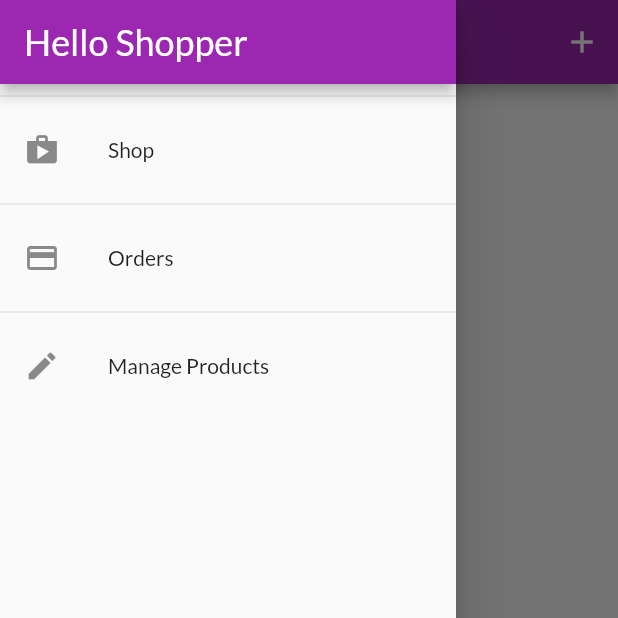
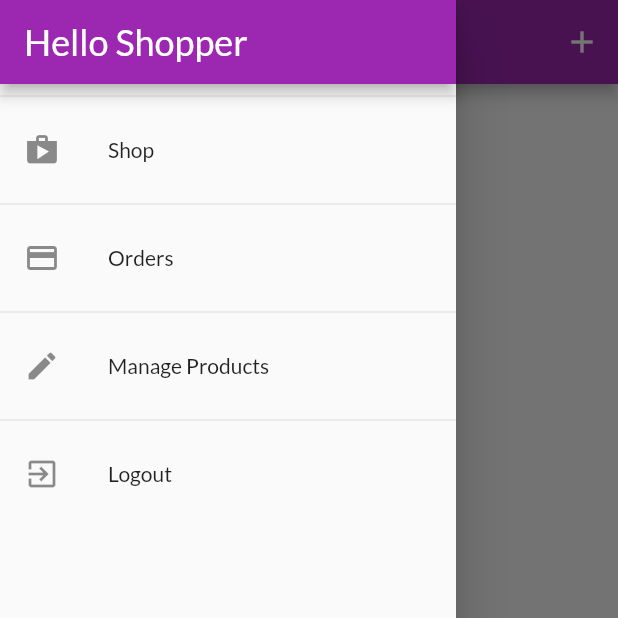
Before and after one commit to bryt3r/myshop, a Flutter app: the UserProductsScreen screen opened directly, with the side drawer open, on a phone screen of 412 x 824 dp, the top half of it. Run offline on Flutter 3.47's test engine with Material 2 defaults, Android fonts, the phone set to English and light mode, and no system bars; our stand-ins replace shared_preferences; accounts and stored records are empty; network calls fail.

Commit message:
autologout, autologin

```diff
--- a/lib/providers/orders.dart
+++ b/lib/providers/orders.dart
@@ -14,10 +14,14 @@ class OrderItem {
       {required this.id,
       required this.amount,
       required this.products,
-      required this.dateTime});
+      required this.dateTime,});
 }
 
 class Orders with ChangeNotifier {
+  String authToken;
+
+  final String userId;
+  Orders(this.authToken, this.userId,this._orders);
   List<OrderItem> _orders = [];
 
   List<OrderItem> get orders {
@@ -26,7 +30,7 @@ class Orders with ChangeNotifier {
 
   Future<void> addOrder(List<CartItem> cartProducts, double total) async {
     final url = Uri.parse(
-        'https://bryter-shop-default-rtdb.europe-west1.firebasedatabase.app/orders.json');
+        'https://bryter-shop-default-rtdb.europe-west1.firebasedatabase.app/orders/$userId.json?auth=$authToken');
     final timestamp = DateTime.now().toIso8601String();
     final response = await http.post(url,
         body: json.encode({
@@ -53,7 +57,7 @@ class Orders with ChangeNotifier {
 
   Future<void> fetchAndSetOrders() async {
     final url = Uri.parse(
-        'https://bryter-shop-default-rtdb.europe-west1.firebasedatabase.app/orders.json');
+        'https://bryter-shop-default-rtdb.europe-west1.firebasedatabase.app/orders/$userId.json?auth=$authToken');
     final response = await http.get(url);
 
     final List<OrderItem> loadedOrders = [];
--- a/lib/screens/user_products_screen.dart
+++ b/lib/screens/user_products_screen.dart
@@ -10,22 +10,35 @@ class UserProductsScreen extends StatelessWidget {
   const UserProductsScreen({Key? key}) : super(key: key);
 
   Future<void> _refreshProducts(BuildContext context) async {
-    await Provider.of<Products>(context, listen: false).fetchAndSetProducts();
+    await Provider.of<Products>(context, listen: false)
+        .fetchAndSetProducts(true);
   }
 
   @override
   Widget build(BuildContext context) {
-    final productsData = Provider.of<Products>(context);
+    // final productsData = Provider.of<Products>(context);
     return Scaffold(
       appBar: AppBar(
         title: const Text('Your Products'),
-        actions: [IconButton(onPressed: () {
+        actions: [
+          IconButton(
+              onPressed: () {
                 Navigator.of(context).pushNamed(EditProductScreen.routeName);
-        }, icon: const Icon(Icons.add))],
+              },
+              icon: const Icon(Icons.add))
+        ],
       ),
-      body: RefreshIndicator(
-        onRefresh:() => _refreshProducts(context),
-        child: Padding(
+      body: FutureBuilder(
+        future: _refreshProducts(context),
+        builder: (ctx, snapshot) =>
+            snapshot.connectionState == ConnectionState.waiting
+                ? const Center(
+                    child: CircularProgressIndicator(),
+                  )
+                : RefreshIndicator(
+                    onRefresh: () => _refreshProducts(context),
+                    child: Consumer<Products>(
+                      builder: (ctx, productsData, child) => Padding(
                         padding: const EdgeInsets.all(8),
                         child: ListView.builder(
                           itemBuilder: (ctx, i) {
@@ -44,6 +57,8 @@ class UserProductsScreen extends StatelessWidget {
                         ),
                       ),
                     ),
+                  ),
+      ),
       drawer: const AppDrawer(),
     );
   }
--- a/lib/widgets/app_drawer.dart
+++ b/lib/widgets/app_drawer.dart
@@ -1,4 +1,6 @@
 import 'package:flutter/material.dart';
+import 'package:provider/provider.dart';
+import '../providers/auth.dart';
 import '../screens/user_products_screen.dart';
 import '../screens/orders_screen.dart';
 
@@ -38,6 +40,16 @@ class AppDrawer extends StatelessWidget {
               Navigator.of(context).pushReplacementNamed(UserProductsScreen.routeName);
             },
           ),
+         const Divider(),
+          ListTile(
+            leading: const Icon(Icons.exit_to_app),
+            title: const Text('Logout'),
+            onTap: () {
+              Navigator.of(context).pop();
+              Navigator.of(context).pushReplacementNamed('/');
+              Provider.of<Auth>(context).logout();
+            },
+          ),
         ],
       ),
     );
--- a/lib/widgets/product_item.dart
+++ b/lib/widgets/product_item.dart
@@ -1,5 +1,6 @@
 import 'package:flutter/material.dart';
 import 'package:provider/provider.dart';
+import '../providers/auth.dart';
 import '../providers/cart.dart';
 import '../providers/product.dart';
 import '../screens/product_detail_screen.dart';
@@ -16,6 +17,7 @@ class ProductItem extends StatelessWidget {
   Widget build(BuildContext context) {
     final product = Provider.of<Product>(context, listen: false);
     final cart = Provider.of<Cart>(context, listen: false);
+    final authData = Provider.of<Auth>(context, listen: false);
     return ClipRRect(
       borderRadius: BorderRadius.circular(10),
       child: GridTile(
@@ -33,7 +35,7 @@ class ProductItem extends StatelessWidget {
               builder: (ctx, product, child) => IconButton(
                 icon: Icon(product.isFavorite ? Icons.favorite : Icons.favorite_border),
                 onPressed: () {
-                  product.toggleFavoriteStatus();
+                  product.toggleFavoriteStatus(authData.token!, authData.userId);
                 },
                 color: Theme.of(context).colorScheme.secondary,
               )
--- a/pubspec.yaml
+++ b/pubspec.yaml
@@ -33,6 +33,7 @@ dependencies:
   http: ^0.13.4
   badges: ^2.0.2
   intl: ^0.17.0
+  shared_preferences: ^2.0.13
 
 
 
```
Also changed, not shown: lib/main.dart (+25 -7 lines), lib/providers/auth.dart (+67 -8 lines), lib/providers/product.dart (+5 -5 lines), lib/providers/products.dart (+12 -5 lines), lib/screens/splash_screen.dart (added, +12 -0 lines), pubspec.lock, 3 other files. Lines whose indentation alone changed are shown as unchanged.
